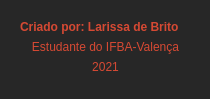
First picture: the form in telas/telaSobre.ui, repository laribrito/primeiraInterface, before the edit.
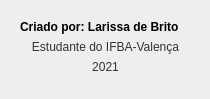
Second picture: the form after the edit.

Commit message: Modifica as cores das telas

```diff
--- a/telas/telaSobre.ui
+++ b/telas/telaSobre.ui
@@ -13,10 +13,12 @@
   <property name="windowTitle">
    <string>Sobre</string>
   </property>
+  <property name="styleSheet">
+   <string notr="true">background: rgb(238, 238, 236); color: rgb(46, 52, 54)</string>
+  </property>
   <widget class="QWidget" name="centralwidget">
    <property name="styleSheet">
-    <string notr="true">background: #272727; color: #D64933;
-</string>
+    <string notr="true"/>
    </property>
    <widget class="QLabel" name="label">
     <property name="geometry">
@@ -36,6 +38,9 @@
     <property name="autoFillBackground">
      <bool>false</bool>
     </property>
+    <property name="styleSheet">
+     <string notr="true">color: black</string>
+    </property>
     <property name="lineWidth">
      <number>7</number>
     </property>
```
The commit also changes 3 other files.
